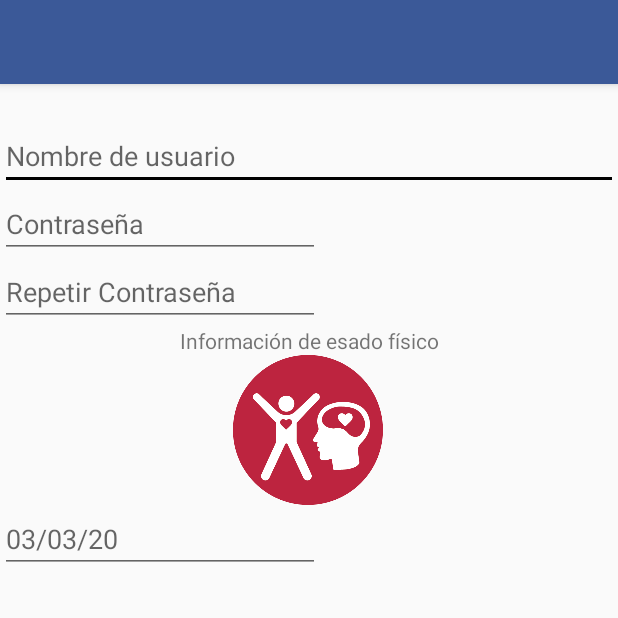
After one commit to compumovil2010/sendismapp, an Android app: the Registrarse screen opened directly, with no data from a screen before it, on a phone screen of 412 x 824 dp, the top half of it. The commit adds this screen. Run offline under Robolectric (Android 15) with nearby library versions, the phone set to English and light mode, and no system bars.

Commit message:
Continuación patalla registrarse

```diff
--- a/app/src/main/AndroidManifest.xml
+++ b/app/src/main/AndroidManifest.xml
@@ -9,7 +9,8 @@
         android:roundIcon="@mipmap/ic_launcher_round"
         android:supportsRtl="true"
         android:theme="@style/AppTheme">
-        <activity android:name=".Login"></activity>
+        <activity android:name=".Registrarse"></activity>
+        <activity android:name=".Login" />
         <activity android:name=".CrearRuta" />
         <activity android:name=".EditarRuta" />
         <activity android:name=".MainActivity">
--- /dev/null
+++ b/app/src/main/java/com/example/sendismapp/Registrarse.java
@@ -0,0 +1,15 @@
+package com.example.sendismapp;
+
+import androidx.appcompat.app.AppCompatActivity;
+
+import android.os.Bundle;
+
+public class Registrarse extends AppCompatActivity {
+
+    @Override
+    protected void onCreate(Bundle savedInstanceState)
+    {
+        super.onCreate(savedInstanceState);
+        setContentView(R.layout.activity_registrarse);
+    }
+}
--- a/app/src/main/res/layout/activity_editar_ruta.xml
+++ b/app/src/main/res/layout/activity_editar_ruta.xml
@@ -6,7 +6,7 @@
     android:layout_height="match_parent"
     tools:context=".EditarRuta">
     <include layout="@layout/toolbar"
-        android:id="@+id/toolbar"/>
+    android:id="@+id/toolbar"/>
 
     <ImageView
         android:id="@+id/imageView"
--- /dev/null
+++ b/app/src/main/res/layout/activity_registrarse.xml
@@ -0,0 +1,74 @@
+<?xml version="1.0" encoding="utf-8"?>
+<androidx.constraintlayout.widget.ConstraintLayout
+    xmlns:android="http://schemas.android.com/apk/res/android"
+    xmlns:app="http://schemas.android.com/apk/res-auto"
+    xmlns:tools="http://schemas.android.com/tools"
+    android:layout_width="match_parent"
+    android:layout_height="match_parent"
+    tools:context=".Registrarse">
+
+    <include layout="@layout/toolbar"
+        android:id="@+id/toolbar"/>
+
+    <EditText
+        android:id="@+id/editText3"
+        android:layout_width="match_parent"
+        android:layout_height="wrap_content"
+        android:ems="10"
+        android:inputType="textPersonName"
+        android:hint="@string/txtFNombre"
+        android:layout_marginTop="25dp"
+        app:layout_constraintStart_toStartOf="parent"
+        app:layout_constraintTop_toBottomOf="@+id/toolbar" />
+
+    <EditText
+        android:id="@+id/editText4"
+        android:layout_width="wrap_content"
+        android:layout_height="wrap_content"
+        android:ems="10"
+        android:inputType="textPassword"
+        android:hint="@string/txtFPassword"
+        app:layout_constraintStart_toStartOf="parent"
+        app:layout_constraintTop_toBottomOf="@+id/editText3" />
+
+    <EditText
+        android:id="@+id/editText6"
+        android:layout_width="wrap_content"
+        android:layout_height="wrap_content"
+        android:ems="10"
+        android:hint="03/03/20"
+        android:inputType="date"
+        app:layout_constraintStart_toStartOf="parent"
+        app:layout_constraintTop_toBottomOf="@+id/imageView12" />
+
+    <EditText
+        android:id="@+id/editText7"
+        android:layout_width="wrap_content"
+        android:layout_height="wrap_content"
+        android:ems="10"
+        android:inputType="textPassword"
+        android:hint="@string/txtFPassword2"
+        app:layout_constraintStart_toStartOf="parent"
+        app:layout_constraintTop_toBottomOf="@+id/editText4" />
+
+    <ImageView
+        android:id="@+id/imageView12"
+        android:layout_width="100dp"
+        android:layout_height="100dp"
+        app:layout_constraintEnd_toEndOf="parent"
+        app:layout_constraintHorizontal_bias="0.498"
+        app:layout_constraintStart_toStartOf="parent"
+        app:layout_constraintTop_toBottomOf="@+id/textView5"
+        app:srcCompat="@drawable/salud" />
+
+    <TextView
+        android:id="@+id/textView5"
+        android:layout_width="wrap_content"
+        android:layout_height="wrap_content"
+        android:text="Información de esado físico"
+        app:layout_constraintEnd_toEndOf="parent"
+        app:layout_constraintStart_toStartOf="parent"
+        app:layout_constraintTop_toBottomOf="@+id/editText7" />
+
+
+</androidx.constraintlayout.widget.ConstraintLayout>
--- a/app/src/main/res/values/strings.xml
+++ b/app/src/main/res/values/strings.xml
@@ -13,5 +13,9 @@
     <string name="tfUserName">Nombre de usuairo</string>
     <string name="tfPassword">Contraseña</string>
     <string name="btnIngresar">Ingresar</string>
+    <string name="txtFNombre">Nombre de usuario</string>
+    <string name="txtFPassword">Contraseña</string>
+    <string name="txtFPassword2">Repetir Contraseña</string>
+    <string name="txtFdate">03/03/20</string>
 
 </resources>
```
Also changed, not shown: app/src/main/res/drawable/salud.png (added).
